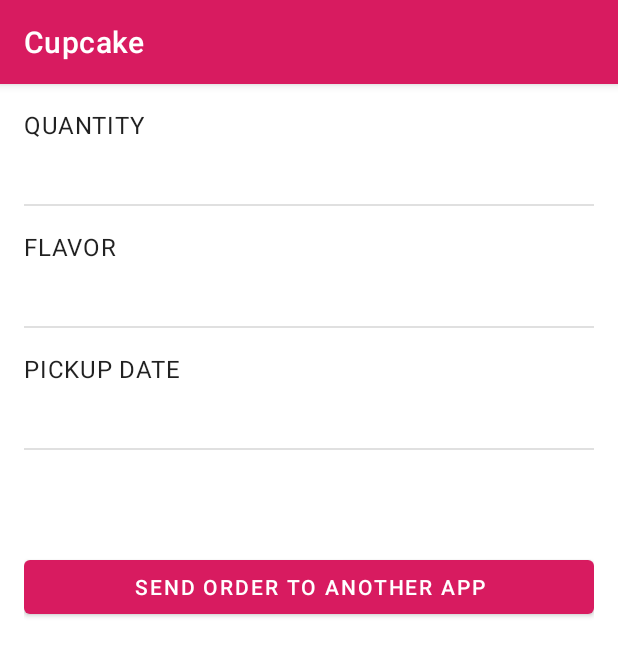
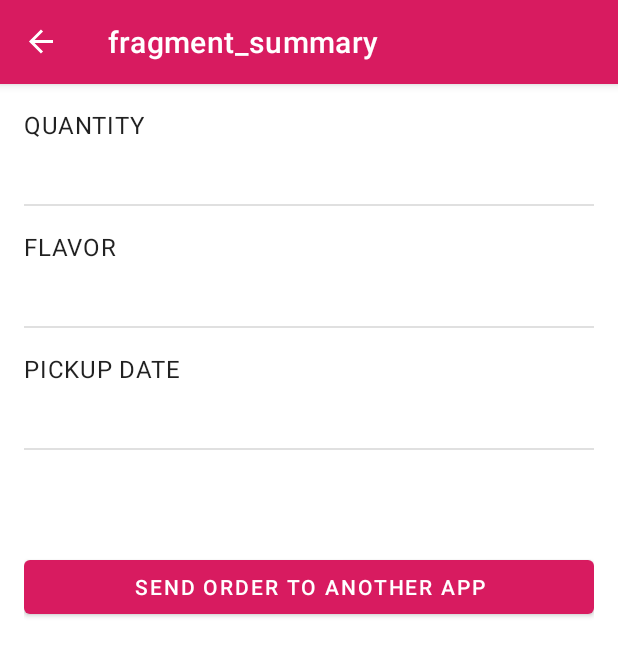
Before and after one commit to DmytroDyshuk/CupcakeOrderAppVM, an Android app: the SummaryFragment screen opened through its navigation route, on a phone screen of 412 x 824 dp. Shown: the top 656 px of the screen. Run offline under Robolectric (Android 15) with nearby library versions, the phone set to English and light mode, and no system bars; our stand-ins replace data binding, navigation-ui.

Commit message:
navigation completed, added OrderViewModel

```diff
--- a/app/src/main/java/com/example/cupcakeorderappvm/MainActivity.kt
+++ b/app/src/main/java/com/example/cupcakeorderappvm/MainActivity.kt
@@ -15,6 +15,25 @@
  */
 package com.example.cupcakeorderappvm
 
+import android.os.Bundle
 import androidx.appcompat.app.AppCompatActivity
+import androidx.navigation.NavController
+import androidx.navigation.fragment.NavHostFragment
+import androidx.navigation.ui.setupActionBarWithNavController
 
-class MainActivity : AppCompatActivity(R.layout.activity_main)
+class MainActivity : AppCompatActivity(R.layout.activity_main) {
+
+    private lateinit var navController: NavController
+
+    override fun onCreate(savedInstanceState: Bundle?) {
+        super.onCreate(savedInstanceState)
+        val navHostFragment = supportFragmentManager.findFragmentById(R.id.nav_host_fragment) as NavHostFragment
+        navController = navHostFragment.navController
+        setupActionBarWithNavController(navController)
+    }
+
+    override fun onSupportNavigateUp(): Boolean {
+        return navController.navigateUp() || super.onSupportNavigateUp()
+    }
+
+}
--- a/app/src/main/java/com/example/cupcakeorderappvm/StartFragment.kt
+++ b/app/src/main/java/com/example/cupcakeorderappvm/StartFragment.kt
@@ -20,11 +20,16 @@ import android.view.LayoutInflater
 import android.view.View
 import android.view.ViewGroup
 import androidx.fragment.app.Fragment
+import androidx.fragment.app.activityViewModels
+import androidx.navigation.fragment.findNavController
 import com.example.cupcakeorderappvm.databinding.FragmentStartBinding
+import com.example.cupcakeorderappvm.model.OrderViewModel
 
 class StartFragment : Fragment() {
 
     private var binding: FragmentStartBinding? = null
+
+    private val sharedViewModel: OrderViewModel by activityViewModels()
 
     override fun onCreateView(inflater: LayoutInflater, container: ViewGroup?, savedInstanceState: Bundle?): View {
         val fragmentBinding = FragmentStartBinding.inflate(inflater, container, false)
@@ -32,4 +37,24 @@ class StartFragment : Fragment() {
         return fragmentBinding.root
     }
 
+    override fun onViewCreated(view: View, savedInstanceState: Bundle?) {
+        super.onViewCreated(view, savedInstanceState)
+        binding?.apply {
+            orderOneCupcake.setOnClickListener { orderCupcake(1) }
+            orderSixCupcakes.setOnClickListener { orderCupcake(6) }
+            orderTwelveCupcakes.setOnClickListener { orderCupcake(12) }
+        }
+    }
+
+    override fun onDestroyView() {
+        super.onDestroyView()
+        binding = null
+    }
+
+    private fun orderCupcake(quantity: Int) {
+
+
+        findNavController().navigate(R.id.action_startFragment_to_flavorFragment)
+    }
+
 }
--- a/app/src/main/java/com/example/cupcakeorderappvm/SummaryFragment.kt
+++ b/app/src/main/java/com/example/cupcakeorderappvm/SummaryFragment.kt
@@ -20,11 +20,16 @@ import androidx.fragment.app.Fragment
 import android.view.LayoutInflater
 import android.view.View
 import android.view.ViewGroup
+import android.widget.Toast
+import androidx.fragment.app.activityViewModels
 import com.example.cupcakeorderappvm.databinding.FragmentSummaryBinding
+import com.example.cupcakeorderappvm.model.OrderViewModel
 
 class SummaryFragment : Fragment() {
 
     private var binding: FragmentSummaryBinding? = null
+
+    private val sharedViewModel: OrderViewModel by activityViewModels()
 
     override fun onCreateView(inflater: LayoutInflater, container: ViewGroup?, savedInstanceState: Bundle?): View {
         val fragmentBinding = FragmentSummaryBinding.inflate(inflater, container, false)
@@ -32,4 +37,21 @@ class SummaryFragment : Fragment() {
         return fragmentBinding.root
     }
 
+    override fun onViewCreated(view: View, savedInstanceState: Bundle?) {
+        super.onViewCreated(view, savedInstanceState)
+        binding?.apply {
+
+            sendButton.setOnClickListener { sendOrder() }
+        }
+    }
+
+    override fun onDestroyView() {
+        super.onDestroyView()
+        binding = null
+    }
+
+    private fun sendOrder() {
+        Toast.makeText(activity, "Send Order", Toast.LENGTH_SHORT).show()
+    }
+
 }
--- a/app/src/main/res/navigation/nav_graph.xml
+++ b/app/src/main/res/navigation/nav_graph.xml
@@ -9,12 +9,20 @@
         android:id="@+id/startFragment"
         android:name="com.example.cupcakeorderappvm.StartFragment"
         android:label="fragment_start"
-        tools:layout="@layout/fragment_start" />
+        tools:layout="@layout/fragment_start" >
+        <action
+            android:id="@+id/action_startFragment_to_flavorFragment"
+            app:destination="@id/flavorFragment" />
+    </fragment>
     <fragment
         android:id="@+id/pickUpFragment"
         android:name="com.example.cupcakeorderappvm.PickUpFragment"
         android:label="fragment_pickup"
-        tools:layout="@layout/fragment_pickup" />
+        tools:layout="@layout/fragment_pickup" >
+        <action
+            android:id="@+id/action_pickUpFragment_to_summaryFragment"
+            app:destination="@id/summaryFragment" />
+    </fragment>
     <fragment
         android:id="@+id/summaryFragment"
         android:name="com.example.cupcakeorderappvm.SummaryFragment"
@@ -24,5 +32,9 @@
         android:id="@+id/flavorFragment"
         android:name="com.example.cupcakeorderappvm.FlavorFragment"
         android:label="fragment_flavor"
-        tools:layout="@layout/fragment_flavor" />
+        tools:layout="@layout/fragment_flavor" >
+        <action
+            android:id="@+id/action_flavorFragment_to_pickUpFragment"
+            app:destination="@id/pickUpFragment" />
+    </fragment>
 </navigation>
```
Also changed, not shown: app/src/main/java/com/example/cupcakeorderappvm/FlavorFragment.kt (+21 -0 lines), app/src/main/java/com/example/cupcakeorderappvm/PickUpFragment.kt (+21 -0 lines), app/src/main/java/com/example/cupcakeorderappvm/model/OrderViewModel.kt (added, +60 -0 lines).
